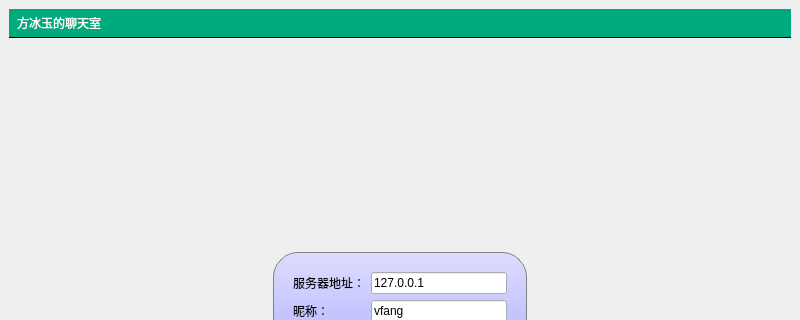
The window that lab4/ChatClient/mainwindow.ui (liuxing122119/QtCourse) describes before a commit, drawn with Qt 5; both pictures show x 0 to 800 and y 0 to 320 of the 800 by 600 pixel window.
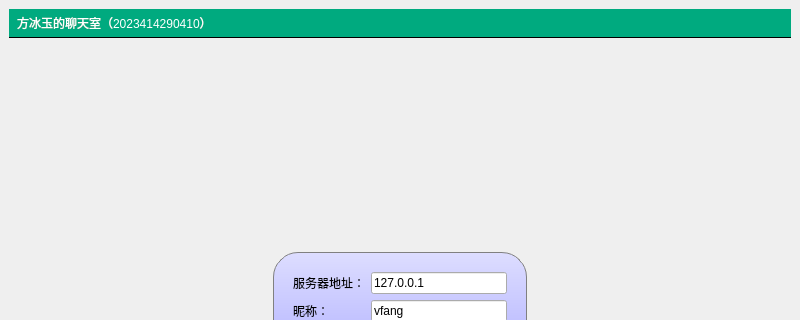
The same window after the commit.

Patch:
```diff
--- a/lab4/ChatClient/mainwindow.ui
+++ b/lab4/ChatClient/mainwindow.ui
@@ -44,7 +44,7 @@
 }</string>
       </property>
       <property name="text">
-       <string>方冰玉的聊天室</string>
+       <string>方冰玉的聊天室（2023414290410）</string>
       </property>
      </widget>
     </item>
```
